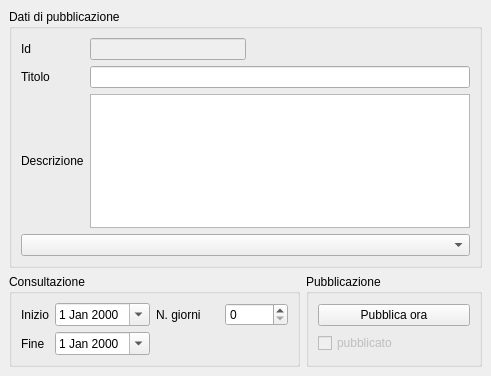
tizianolattisi/suitegda, file src/com/axiastudio/suite/pubblicazioni/forms/pubblicazione.ui: the form before one commit.
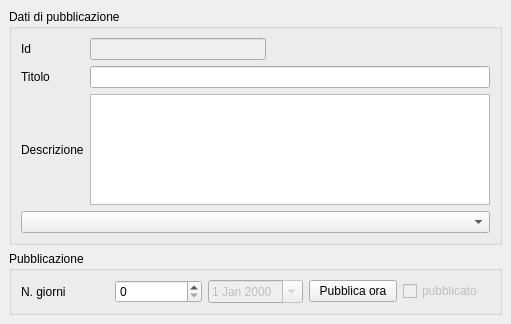
The form after the commit. Custom widgets are drawn as their Qt base class.

Commit message: Aggiustamento della form per gestire solo il numero di giorni di pubblicazione (il controllo data mostra la data prevista di fine consultazione, se la pubblicazione è odierna).

Patch:
```diff
--- a/src/com/axiastudio/suite/pubblicazioni/forms/pubblicazione.ui
+++ b/src/com/axiastudio/suite/pubblicazioni/forms/pubblicazione.ui
@@ -6,15 +6,15 @@
    <rect>
     <x>0</x>
     <y>0</y>
-    <width>491</width>
-    <height>376</height>
+    <width>511</width>
+    <height>324</height>
    </rect>
   </property>
   <property name="windowTitle">
    <string>Pubblicazione</string>
   </property>
   <widget class="QWidget" name="centralwidget">
-   <layout class="QVBoxLayout" name="verticalLayout_2">
+   <layout class="QVBoxLayout" name="verticalLayout">
     <item>
      <widget class="QGroupBox" name="groupBox_2">
       <property name="title">
@@ -90,38 +90,19 @@
      </widget>
     </item>
     <item>
+     <widget class="QGroupBox" name="groupBox_3">
+      <property name="title">
+       <string>Pubblicazione</string>
+      </property>
      <layout class="QHBoxLayout" name="horizontalLayout">
       <item>
-       <widget class="QGroupBox" name="groupBox">
-        <property name="title">
-         <string>Consultazione</string>
-        </property>
-        <layout class="QGridLayout" name="gridLayout_2">
-         <item row="0" column="0">
-          <widget class="QLabel" name="label_4">
-           <property name="text">
-            <string>Inizio</string>
-           </property>
-          </widget>
-         </item>
-         <item row="0" column="1">
-          <widget class="com.axiastudio.pypapi.ui.widgets.PyPaPiDateEdit" name="dateEdit_inizio">
-           <property name="calendarPopup">
-            <bool>true</bool>
-           </property>
-           <property name="column" stdset="0">
-            <string>inizioconsultazione</string>
-           </property>
-          </widget>
-         </item>
-         <item row="0" column="2">
           <widget class="QLabel" name="label_7">
            <property name="text">
             <string>N. giorni</string>
            </property>
           </widget>
          </item>
-         <item row="0" column="3">
+       <item>
           <widget class="QSpinBox" name="spinBox_n_giorni">
            <property name="maximum">
             <number>10000</number>
@@ -131,45 +112,16 @@
            </property>
           </widget>
          </item>
-         <item row="1" column="0">
-          <widget class="QLabel" name="label_6">
-           <property name="text">
-            <string>Fine</string>
-           </property>
-          </widget>
-         </item>
-         <item row="1" column="1">
+       <item>
           <widget class="com.axiastudio.pypapi.ui.widgets.PyPaPiDateEdit" name="dateEdit_fine">
+         <property name="enabled">
+          <bool>false</bool>
+         </property>
            <property name="calendarPopup">
             <bool>true</bool>
            </property>
-           <property name="column" stdset="0">
-            <string>fineconsultazione</string>
-           </property>
-          </widget>
-         </item>
-         <item row="1" column="2" colspan="2">
-          <spacer name="horizontalSpacer_2">
-           <property name="orientation">
-            <enum>Qt::Horizontal</enum>
-           </property>
-           <property name="sizeHint" stdset="0">
-            <size>
-             <width>132</width>
-             <height>20</height>
-            </size>
-           </property>
-          </spacer>
-         </item>
-        </layout>
-       </widget>
-      </item>
-      <item>
-       <widget class="QGroupBox" name="groupBox_3">
-        <property name="title">
-         <string>Pubblicazione</string>
-        </property>
-        <layout class="QVBoxLayout" name="verticalLayout">
+        </widget>
+       </item>
          <item>
           <widget class="QPushButton" name="pushButton_pubblica">
            <property name="text">
@@ -192,8 +144,6 @@
          </item>
         </layout>
        </widget>
-      </item>
-     </layout>
     </item>
    </layout>
   </widget>
```
Lines whose indentation alone changed are shown as unchanged. The commit also changes 2 other files.
